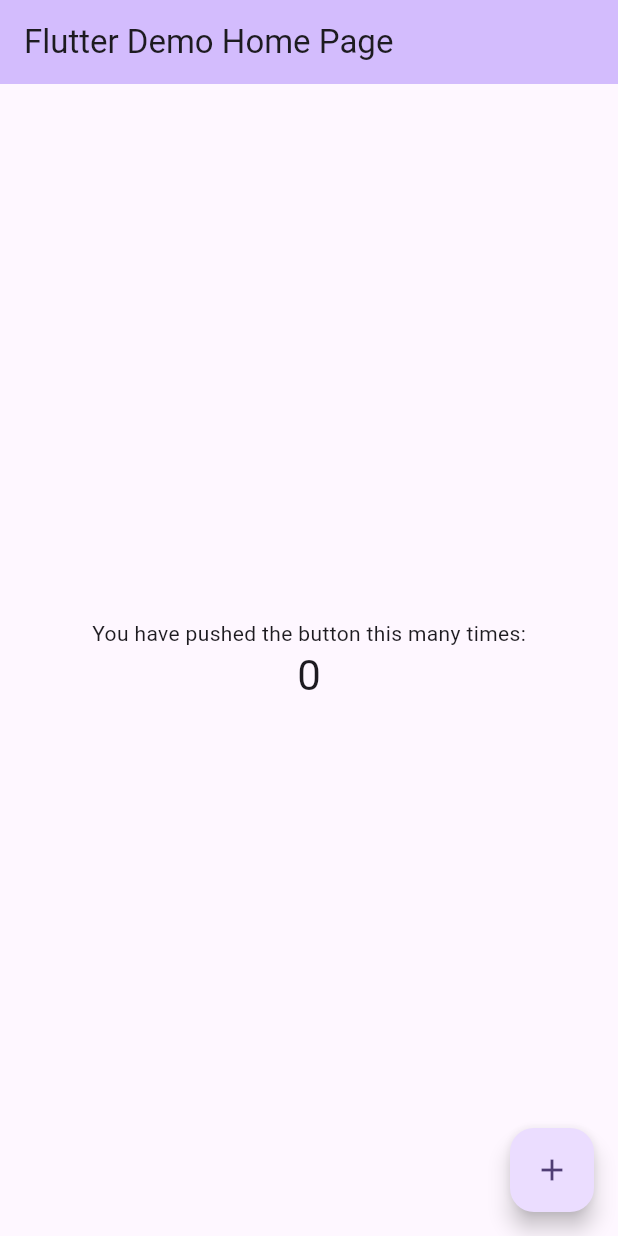
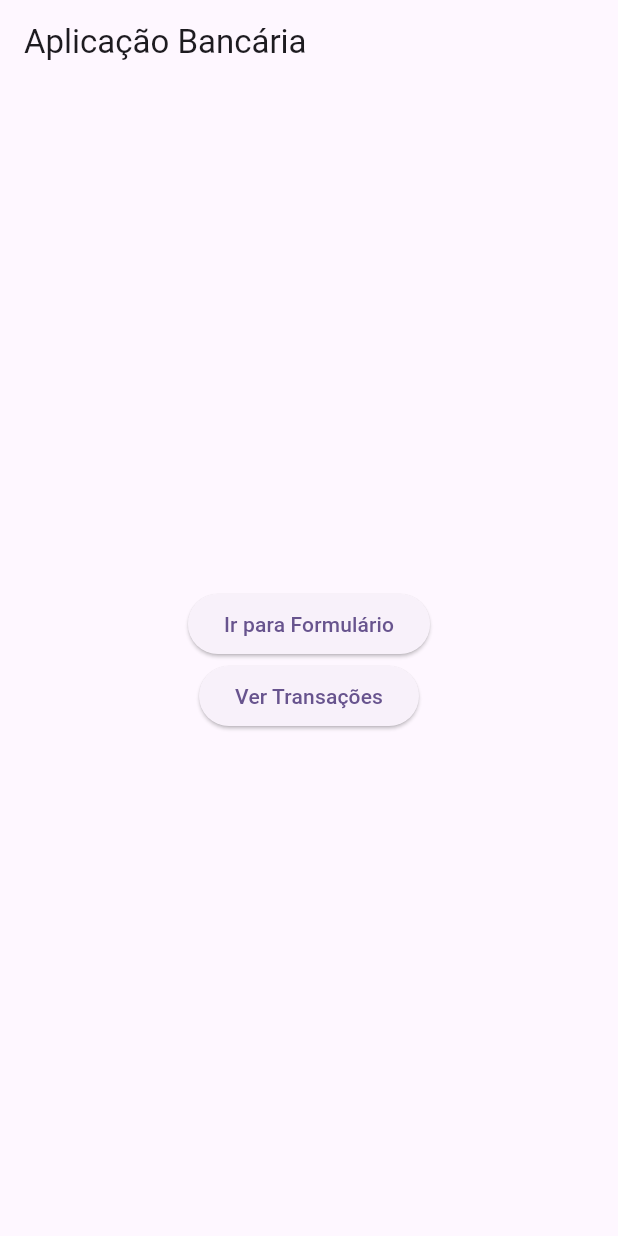
Before and after one commit to Vitorgooto/Atividade_2Bi, a Flutter app: the screen it shows after launch, on a phone screen of 412 x 824 dp. Run offline on Flutter 3.47's test engine with Material 3 defaults, Android fonts, the phone set to English and light mode, and no system bars.

Commit message:
atualizacao dos arquivos

```diff
--- a/Aplicacao_bancaria/mobile/lib/main.dart
+++ b/Aplicacao_bancaria/mobile/lib/main.dart
@@ -1,4 +1,6 @@
 import 'package:flutter/material.dart';
+import 'screen/formulario.dart';
+import 'screen/lista.dart';
 
 void main() {
   runApp(const MyApp());
@@ -7,119 +9,52 @@ void main() {
 class MyApp extends StatelessWidget {
   const MyApp({super.key});
 
-  // This widget is the root of your application.
   @override
   Widget build(BuildContext context) {
     return MaterialApp(
-      title: 'Flutter Demo',
+      title: 'Aplicação Bancária',
       theme: ThemeData(
-        // This is the theme of your application.
-        //
-        // TRY THIS: Try running your application with "flutter run". You'll see
-        // the application has a purple toolbar. Then, without quitting the app,
-        // try changing the seedColor in the colorScheme below to Colors.green
-        // and then invoke "hot reload" (save your changes or press the "hot
-        // reload" button in a Flutter-supported IDE, or press "r" if you used
-        // the command line to start the app).
-        //
-        // Notice that the counter didn't reset back to zero; the application
-        // state is not lost during the reload. To reset the state, use hot
-        // restart instead.
-        //
-        // This works for code too, not just values: Most code changes can be
-        // tested with just a hot reload.
         colorScheme: ColorScheme.fromSeed(seedColor: Colors.deepPurple),
         useMaterial3: true,
       ),
-      home: const MyHomePage(title: 'Flutter Demo Home Page'),
+      home: const HomeScreen(),  // HomeScreen é a tela inicial
     );
   }
 }
 
-class MyHomePage extends StatefulWidget {
-  const MyHomePage({super.key, required this.title});
 
-  // This widget is the home page of your application. It is stateful, meaning
-  // that it has a State object (defined below) that contains fields that affect
-  // how it looks.
-
-  // This class is the configuration for the state. It holds the values (in this
-  // case the title) provided by the parent (in this case the App widget) and
-  // used by the build method of the State. Fields in a Widget subclass are
-  // always marked "final".
-
-  final String title;
-
-  @override
-  State<MyHomePage> createState() => _MyHomePageState();
-}
-
-class _MyHomePageState extends State<MyHomePage> {
-  int _counter = 0;
-
-  void _incrementCounter() {
-    setState(() {
-      // This call to setState tells the Flutter framework that something has
-      // changed in this State, which causes it to rerun the build method below
-      // so that the display can reflect the updated values. If we changed
-      // _counter without calling setState(), then the build method would not be
-      // called again, and so nothing would appear to happen.
-      _counter++;
-    });
-  }
+class HomeScreen extends StatelessWidget {
+  const HomeScreen({Key? key}) : super(key: key);
 
   @override
   Widget build(BuildContext context) {
-    // This method is rerun every time setState is called, for instance as done
-    // by the _incrementCounter method above.
-    //
-    // The Flutter framework has been optimized to make rerunning build methods
-    // fast, so that you can just rebuild anything that needs updating rather
-    // than having to individually change instances of widgets.
     return Scaffold(
-      appBar: AppBar(
-        // TRY THIS: Try changing the color here to a specific color (to
-        // Colors.amber, perhaps?) and trigger a hot reload to see the AppBar
-        // change color while the other colors stay the same.
-        backgroundColor: Theme.of(context).colorScheme.inversePrimary,
-        // Here we take the value from the MyHomePage object that was created by
-        // the App.build method, and use it to set our appbar title.
-        title: Text(widget.title),
-      ),
+      appBar: AppBar(title: Text('Aplicação Bancária')),
       body: Center(
-        // Center is a layout widget. It takes a single child and positions it
-        // in the middle of the parent.
         child: Column(
-          // Column is also a layout widget. It takes a list of children and
-          // arranges them vertically. By default, it sizes itself to fit its
-          // children horizontally, and tries to be as tall as its parent.
-          //
-          // Column has various properties to control how it sizes itself and
-          // how it positions its children. Here we use mainAxisAlignment to
-          // center the children vertically; the main axis here is the vertical
-          // axis because Columns are vertical (the cross axis would be
-          // horizontal).
-          //
-          // TRY THIS: Invoke "debug painting" (choose the "Toggle Debug Paint"
-          // action in the IDE, or press "p" in the console), to see the
-          // wireframe for each widget.
           mainAxisAlignment: MainAxisAlignment.center,
           children: <Widget>[
-            const Text(
-              'You have pushed the button this many times:',
+            ElevatedButton(
+              onPressed: () {
+                Navigator.push(
+                  context,
+                  MaterialPageRoute(builder: (context) => Formulario()),
+                );
+              },
+              child: Text('Ir para Formulário'),
             ),
-            Text(
-              '$_counter',
-              style: Theme.of(context).textTheme.headlineMedium,
+            ElevatedButton(
+              onPressed: () {
+                Navigator.push(
+                  context,
+                  MaterialPageRoute(builder: (context) => ListaTransacoes()),
+                );
+              },
+              child: Text('Ver Transações'),
             ),
           ],
         ),
       ),
-      floatingActionButton: FloatingActionButton(
-        onPressed: _incrementCounter,
-        tooltip: 'Increment',
-        child: const Icon(Icons.add),
-      ), // This trailing comma makes auto-formatting nicer for build methods.
     );
   }
 }
```
Also changed, not shown: Aplicacao_bancaria/mobile/lib/screen/formulario.dart (+60 -0 lines), Aplicacao_bancaria/mobile/lib/screen/lista.dart (+42 -0 lines), Aplicacao_bancaria/mobile/lib/screen/myapp.dart (deleted, +0 -21 lines), Aplicacao_bancaria/mobile/lib/service/abstract-api.dart (+14 -5 lines), Aplicacao_bancaria/mobile/lib/service/transacao.dart (+23 -0 lines), 1 other file.
